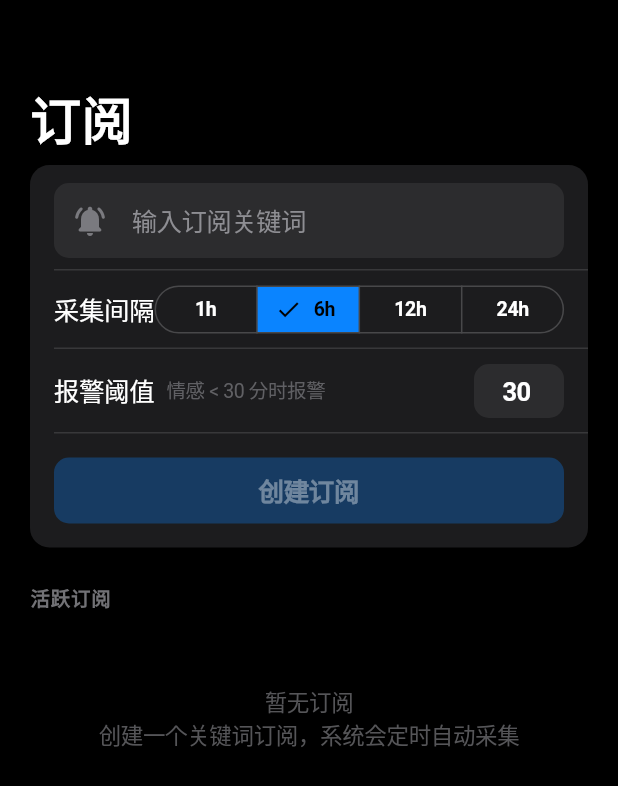
After one commit to DYJJ/TrendPulse, a Flutter app: the SubscriptionPage screen opened directly, on a phone screen of 412 x 824 dp. The commit adds this screen. Shown: the top 786 px of the screen. Run offline on Flutter 3.47's test engine with Material 3 defaults, Android fonts, the phone set to English and light mode, and no system bars; our stand-ins replace dio; network calls fail.

Commit message:
feat: 新增订阅管理页面（前端），支持创建/查看/取消关键词订阅

```diff
--- a/frontend/lib/screens/home_screen.dart
+++ b/frontend/lib/screens/home_screen.dart
@@ -3,6 +3,7 @@ import 'package:trendpulse/screens/dashboard_page.dart';
 import 'package:trendpulse/screens/data_flow_page.dart';
 import 'package:trendpulse/screens/mindmap_page.dart';
 import 'package:trendpulse/screens/search_page.dart';
+import 'package:trendpulse/screens/subscription_page.dart';
 
 /// 主页面 - iOS TabBar 风格底部导航
 class HomeScreen extends StatefulWidget {
@@ -24,6 +25,7 @@ class _HomeScreenState extends State<HomeScreen> {
       const DashboardPage(),
       const DataFlowPage(),
       const MindMapPage(),
+      const SubscriptionPage(),
     ];
   }
 
@@ -50,6 +52,7 @@ class _HomeScreenState extends State<HomeScreen> {
             NavigationDestination(icon: Icon(Icons.bar_chart_rounded), label: '分析'),
             NavigationDestination(icon: Icon(Icons.list_rounded), label: '数据'),
             NavigationDestination(icon: Icon(Icons.account_tree_rounded), label: '导图'),
+            NavigationDestination(icon: Icon(Icons.notifications_rounded), label: '订阅'),
           ],
         ),
       ),
--- /dev/null
+++ b/frontend/lib/screens/subscription_page.dart
@@ -0,0 +1,391 @@
+import 'package:flutter/material.dart';
+import 'package:provider/provider.dart';
+import 'package:trendpulse/providers/subscription_provider.dart';
+
+/// 订阅管理页面 — 创建关键词订阅、查看订阅列表、取消订阅
+class SubscriptionPage extends StatefulWidget {
+  const SubscriptionPage({super.key});
+
+  @override
+  State<SubscriptionPage> createState() => _SubscriptionPageState();
+}
+
+class _SubscriptionPageState extends State<SubscriptionPage> {
+  final _keywordController = TextEditingController();
+  int _intervalHours = 6;
+  int _alertThreshold = 30;
+
+  @override
+  void initState() {
+    super.initState();
+    // 页面加载时拉取订阅列表
+    Future.microtask(() {
+      context.read<SubscriptionProvider>().loadSubscriptions();
+    });
+  }
+
+  @override
+  void dispose() {
+    _keywordController.dispose();
+    super.dispose();
+  }
+
+  Future<void> _createSubscription() async {
+    final keyword = _keywordController.text.trim();
+    if (keyword.isEmpty) return;
+
+    final provider = context.read<SubscriptionProvider>();
+    await provider.createSubscription(
+      keyword: keyword,
+      intervalHours: _intervalHours,
+      alertThreshold: _alertThreshold,
+    );
+
+    if (mounted) {
+      if (provider.error != null) {
+        ScaffoldMessenger.of(context).showSnackBar(
+          SnackBar(
+            content: Text('错误: ${provider.error}'),
+            behavior: SnackBarBehavior.floating,
+            shape: RoundedRectangleBorder(borderRadius: BorderRadius.circular(10)),
+            backgroundColor: const Color(0xFFFF453A),
+          ),
+        );
+      } else {
+        _keywordController.clear();
+        ScaffoldMessenger.of(context).showSnackBar(
+          SnackBar(
+            content: const Text('订阅创建成功'),
+            behavior: SnackBarBehavior.floating,
+            shape: RoundedRectangleBorder(borderRadius: BorderRadius.circular(10)),
+            backgroundColor: const Color(0xFF30D158),
+          ),
+        );
+      }
+    }
+  }
+
+  @override
+  Widget build(BuildContext context) {
+    final provider = context.watch<SubscriptionProvider>();
+
+    return Scaffold(
+      body: CustomScrollView(
+        slivers: [
+          const SliverToBoxAdapter(child: SizedBox(height: 60)),
+          SliverToBoxAdapter(
+            child: Padding(
+              padding: const EdgeInsets.symmetric(horizontal: 20),
+              child: Text('订阅', style: Theme.of(context).textTheme.displayLarge),
+            ),
+          ),
+          const SliverToBoxAdapter(child: SizedBox(height: 12)),
+
+          // 新建订阅卡片
+          SliverToBoxAdapter(
+            child: Padding(
+              padding: const EdgeInsets.symmetric(horizontal: 20),
+              child: _buildCreateCard(provider),
+            ),
+          ),
+          const SliverToBoxAdapter(child: SizedBox(height: 24)),
+
+          // 订阅列表标题
+          SliverToBoxAdapter(
+            child: Padding(
+              padding: const EdgeInsets.symmetric(horizontal: 20),
+              child: Text(
+                '活跃订阅',
+                style: TextStyle(
+                  fontSize: 13,
+                  fontWeight: FontWeight.w600,
+                  color: const Color(0xFF8E8E93).withValues(alpha: 0.8),
+                  letterSpacing: 0.5,
+                ),
+              ),
+            ),
+          ),
+          const SliverToBoxAdapter(child: SizedBox(height: 8)),
+
+          // 订阅列表
+          if (provider.isLoading && provider.subscriptions.isEmpty)
+            const SliverToBoxAdapter(
+              child: Padding(
+                padding: EdgeInsets.all(40),
+                child: Center(child: CircularProgressIndicator(strokeWidth: 2)),
+              ),
+            )
+          else if (provider.subscriptions.isEmpty)
+            SliverToBoxAdapter(
+              child: Padding(
+                padding: const EdgeInsets.all(40),
+                child: Center(
+                  child: Text(
+                    '暂无订阅\n创建一个关键词订阅，系统会定时自动采集',
+                    textAlign: TextAlign.center,
+                    style: TextStyle(
+                      fontSize: 15,
+                      color: const Color(0xFF8E8E93).withValues(alpha: 0.6),
+                      height: 1.5,
+                    ),
+                  ),
+                ),
+              ),
+            )
+          else
+            SliverToBoxAdapter(
+              child: Padding(
+                padding: const EdgeInsets.symmetric(horizontal: 20),
+                child: Container(
+                  decoration: BoxDecoration(
+                    color: const Color(0xFF1C1C1E),
+                    borderRadius: BorderRadius.circular(13),
+                  ),
+                  child: Column(
+                    children: [
+                      for (var i = 0; i < provider.subscriptions.length; i++) ...[
+                        if (i > 0)
+                          const Divider(height: 0.33, indent: 16, color: Color(0xFF38383A)),
+                        _SubscriptionTile(
+                          subscription: provider.subscriptions[i],
+                          onCancel: () {
+                            provider.cancelSubscription(
+                              provider.subscriptions[i].subscriptionId,
+                            );
+                          },
+                        ),
+                      ],
+                    ],
+                  ),
+                ),
+              ),
+            ),
+
+          const SliverToBoxAdapter(child: SizedBox(height: 40)),
+        ],
+      ),
+    );
+  }
+
+  Widget _buildCreateCard(SubscriptionProvider provider) {
+    return Container(
+      decoration: BoxDecoration(
+        color: const Color(0xFF1C1C1E),
+        borderRadius: BorderRadius.circular(13),
+      ),
+      child: Column(
+        children: [
+          // 关键词输入
+          Padding(
+            padding: const EdgeInsets.fromLTRB(16, 12, 16, 8),
+            child: TextField(
+              controller: _keywordController,
+              style: const TextStyle(fontSize: 17),
+              decoration: InputDecoration(
+                hintText: '输入订阅关键词',
+                prefixIcon: Icon(
+                  Icons.notifications_active_rounded,
+                  color: const Color(0xFF8E8E93).withValues(alpha: 0.8),
+                ),
+              ),
+              onChanged: (_) => setState(() {}),
+            ),
+          ),
+          const Divider(height: 0.33, indent: 16, color: Color(0xFF38383A)),
+
+          // 采集间隔
+          Padding(
+            padding: const EdgeInsets.symmetric(horizontal: 16, vertical: 10),
+            child: Row(
+              children: [
+                const Text('采集间隔', style: TextStyle(fontSize: 17)),
+                const Spacer(),
+                SegmentedButton<int>(
+                  segments: const [
+                    ButtonSegment(value: 1, label: Text('1h', style: TextStyle(fontSize: 13))),
+                    ButtonSegment(value: 6, label: Text('6h', style: TextStyle(fontSize: 13))),
+                    ButtonSegment(value: 12, label: Text('12h', style: TextStyle(fontSize: 13))),
+                    ButtonSegment(value: 24, label: Text('24h', style: TextStyle(fontSize: 13))),
+                  ],
+                  selected: {_intervalHours},
+                  onSelectionChanged: (v) => setState(() => _intervalHours = v.first),
+                  style: ButtonStyle(
+                    visualDensity: VisualDensity.compact,
+                    tapTargetSize: MaterialTapTargetSize.shrinkWrap,
+                    side: WidgetStateProperty.all(
+                      const BorderSide(color: Color(0xFF48484A)),
+                    ),
+                  ),
+                ),
+              ],
+            ),
+          ),
+          const Divider(height: 0.33, indent: 16, color: Color(0xFF38383A)),
+
+          // 报警阈值
+          Padding(
+            padding: const EdgeInsets.symmetric(horizontal: 16, vertical: 10),
+            child: Row(
+              children: [
+                const Text('报警阈值', style: TextStyle(fontSize: 17)),
+                const SizedBox(width: 8),
+                Text(
+                  '情感 < $_alertThreshold 分时报警',
+                  style: TextStyle(
+                    fontSize: 13,
+                    color: const Color(0xFF8E8E93).withValues(alpha: 0.6),
+                  ),
+                ),
+                const Spacer(),
+                SizedBox(
+                  width: 60,
+                  height: 36,
+                  child: TextField(
+                    keyboardType: TextInputType.number,
+                    textAlign: TextAlign.center,
+                    style: const TextStyle(fontSize: 17, fontWeight: FontWeight.w600),
+                    decoration: InputDecoration(
+                      contentPadding: const EdgeInsets.symmetric(horizontal: 8, vertical: 6),
+                      filled: true,
+                      fillColor: const Color(0xFF2C2C2E),
+                      border: OutlineInputBorder(
+                        borderRadius: BorderRadius.circular(8),
+                        borderSide: BorderSide.none,
+                      ),
+                    ),
+                    controller: TextEditingController(text: '$_alertThreshold'),
+                    onChanged: (v) {
+                      final n = int.tryParse(v);
+                      if (n != null && n >= 0 && n <= 100) {
+                        setState(() => _alertThreshold = n);
+                      }
+                    },
+                  ),
+                ),
+              ],
+            ),
+          ),
+          const Divider(height: 0.33, indent: 16, color: Color(0xFF38383A)),
+
+          // 创建按钮
+          Padding(
+            padding: const EdgeInsets.all(16),
+            child: SizedBox(
+              width: double.infinity,
+              height: 44,
+              child: FilledButton(
+                onPressed: provider.isLoading || _keywordController.text.trim().isEmpty
+                    ? null
+                    : _createSubscription,
+                style: FilledButton.styleFrom(
+                  backgroundColor: const Color(0xFF0A84FF),
+                  disabledBackgroundColor: const Color(0xFF0A84FF).withValues(alpha: 0.3),
+                  shape: RoundedRectangleBorder(borderRadius: BorderRadius.circular(10)),
+                ),
+                child: provider.isLoading
+                    ? const SizedBox(
+                        width: 20,
+                        height: 20,
+                        child: CircularProgressIndicator(strokeWidth: 2, color: Colors.white),
+                      )
+                    : const Text(
+                        '创建订阅',
+                        style: TextStyle(fontSize: 17, fontWeight: FontWeight.w600),
+                      ),
+              ),
+            ),
+          ),
+        ],
+      ),
+    );
+  }
+}
+
+/// 单条订阅展示行
+class _SubscriptionTile extends StatelessWidget {
+  final dynamic subscription;
+  final VoidCallback onCancel;
+
+  const _SubscriptionTile({required this.subscription, required this.onCancel});
+
+  @override
+  Widget build(BuildContext context) {
+    final isActive = subscription.status == 'active';
+
+    return Padding(
+      padding: const EdgeInsets.symmetric(horizontal: 16, vertical: 12),
+      child: Row(
+        children: [
+          // 状态指示灯
+          Container(
+            width: 8,
+            height: 8,
+            decoration: BoxDecoration(
+              shape: BoxShape.circle,
+              color: isActive ? const Color(0xFF30D158) : const Color(0xFF8E8E93),
+            ),
+          ),
+          const SizedBox(width: 12),
+          // 关键词和详情
+          Expanded(
+            child: Column(
+              crossAxisAlignment: CrossAxisAlignment.start,
+              children: [
+                Text(
+                  subscription.keyword,
+                  style: const TextStyle(fontSize: 17, fontWeight: FontWeight.w600),
+                ),
+                const SizedBox(height: 4),
+                Text(
+                  '每 ${subscription.intervalHours}h · 报警 < ${subscription.alertThreshold}分 · ${subscription.sources.join(", ")}',
+                  style: TextStyle(
+                    fontSize: 13,
+                    color: const Color(0xFF8E8E93).withValues(alpha: 0.8),
+                  ),
+                ),
+              ],
+            ),
+          ),
+          // 取消按钮
+          GestureDetector(
+            onTap: () {
+              showDialog(
+                context: context,
+                builder: (ctx) => AlertDialog(
+                  backgroundColor: const Color(0xFF2C2C2E),
+                  shape: RoundedRectangleBorder(borderRadius: BorderRadius.circular(14)),
+                  title: const Text('取消订阅'),
+                  content: Text('确定取消对「${subscription.keyword}」的订阅吗？'),
+                  actions: [
+                    TextButton(
+                      onPressed: () => Navigator.pop(ctx),
+                      child: const Text('返回', style: TextStyle(color: Color(0xFF0A84FF))),
+                    ),
+                    TextButton(
+                      onPressed: () {
+                        Navigator.pop(ctx);
+                        onCancel();
+                      },
+                      child: const Text('取消订阅', style: TextStyle(color: Color(0xFFFF453A))),
+                    ),
+                  ],
+                ),
+              );
+            },
+            child: Container(
+              padding: const EdgeInsets.symmetric(horizontal: 12, vertical: 6),
+              decoration: BoxDecoration(
+                color: const Color(0xFFFF453A).withValues(alpha: 0.15),
+                borderRadius: BorderRadius.circular(8),
+              ),
+              child: const Text(
+                '取消',
+                style: TextStyle(fontSize: 13, color: Color(0xFFFF453A), fontWeight: FontWeight.w600),
+              ),
+            ),
+          ),
+        ],
+      ),
+    );
+  }
+}
```
Also changed, not shown: 1 other file.
